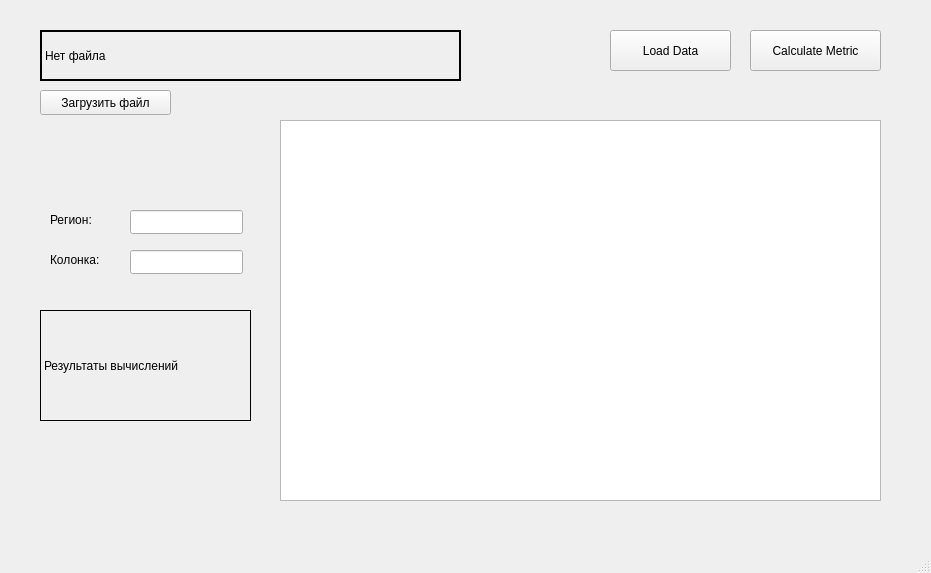
Above: mainwindow.ui from KriptYashka/QT_2DVisual before the change. Below: the same form after it.
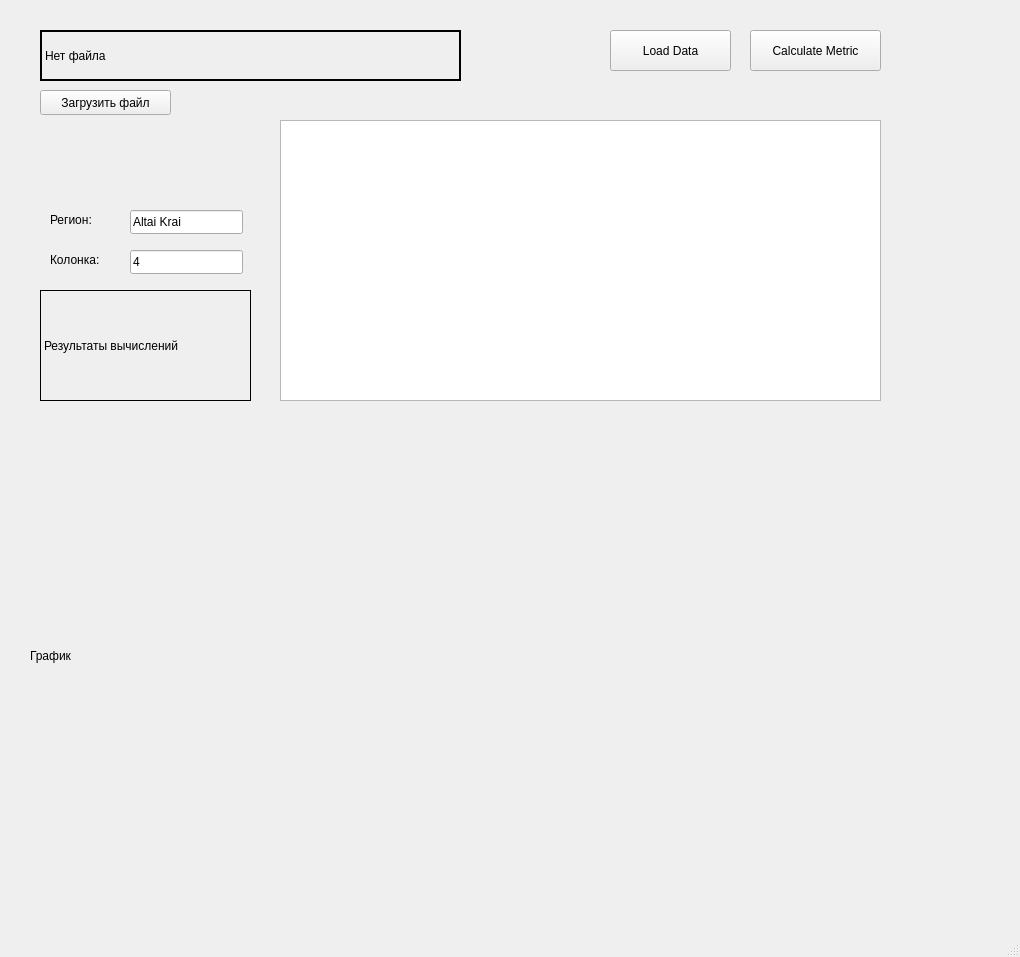
That is the form after the change.

The edit to the form file:
```diff
--- a/mainwindow.ui
+++ b/mainwindow.ui
@@ -6,8 +6,8 @@
    <rect>
     <x>0</x>
     <y>0</y>
-    <width>931</width>
-    <height>573</height>
+    <width>1020</width>
+    <height>957</height>
    </rect>
   </property>
   <property name="windowTitle">
@@ -77,6 +77,9 @@
       <height>24</height>
      </rect>
     </property>
+    <property name="text">
+     <string>Altai Krai</string>
+    </property>
    </widget>
    <widget class="QLabel" name="label_region">
     <property name="geometry">
@@ -113,12 +116,15 @@
       <height>24</height>
      </rect>
     </property>
+    <property name="text">
+     <string>4</string>
+    </property>
    </widget>
    <widget class="QLabel" name="label_result">
     <property name="geometry">
      <rect>
       <x>40</x>
-      <y>310</y>
+      <y>290</y>
       <width>211</width>
       <height>111</height>
      </rect>
@@ -142,7 +148,7 @@
       <x>280</x>
       <y>120</y>
       <width>601</width>
-      <height>381</height>
+      <height>281</height>
      </rect>
     </property>
    </widget>
@@ -159,6 +165,19 @@
      <string>Загрузить файл</string>
     </property>
    </widget>
+   <widget class="QLabel" name="graphic">
+    <property name="geometry">
+     <rect>
+      <x>30</x>
+      <y>410</y>
+      <width>961</width>
+      <height>491</height>
+     </rect>
+    </property>
+    <property name="text">
+     <string>График</string>
+    </property>
+   </widget>
   </widget>
   <widget class="QMenuBar" name="menubar">
    <property name="geometry">
```
Left out of the diff: 4 changed lines with no effect on the pictures.
